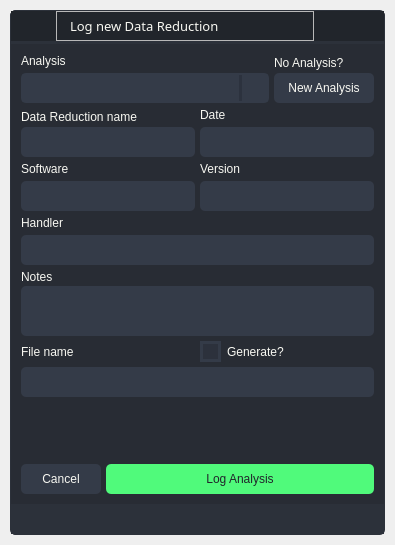
AIR-G-UFOP/Saturn-SampleLog, file src/app/ui/qt/reductionwindow.ui: the form before one commit.
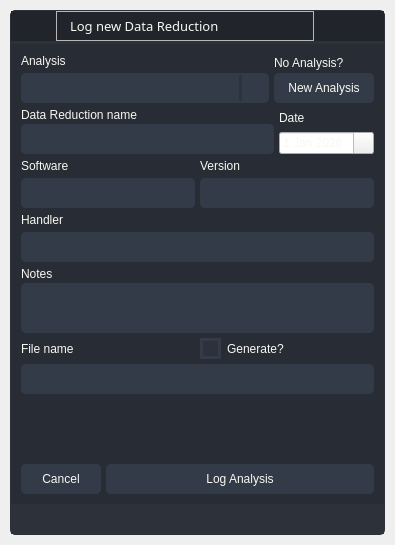
The form after the commit. Icons and pictures are not drawn.

Diff of the .ui file:
```diff
--- a/src/app/ui/qt/reductionwindow.ui
+++ b/src/app/ui/qt/reductionwindow.ui
@@ -711,12 +711,16 @@
                      </widget>
                     </item>
                     <item>
-                     <widget class="QLineEdit" name="date">
-                      <property name="minimumSize">
-                       <size>
-                        <width>0</width>
-                        <height>30</height>
-                       </size>
+                     <widget class="QDateEdit" name="date">
+                      <property name="minimumDate">
+                       <date>
+                        <year>2026</year>
+                        <month>1</month>
+                        <day>1</day>
+                       </date>
+                      </property>
+                      <property name="calendarPopup">
+                       <bool>true</bool>
                       </property>
                      </widget>
                     </item>
@@ -903,7 +907,7 @@
                    </widget>
                   </item>
                   <item>
-                   <widget class="QPushButton" name="btn_loguser">
+                   <widget class="QPushButton" name="btn_logReduction">
                     <property name="minimumSize">
                      <size>
                       <width>0</width>
```
